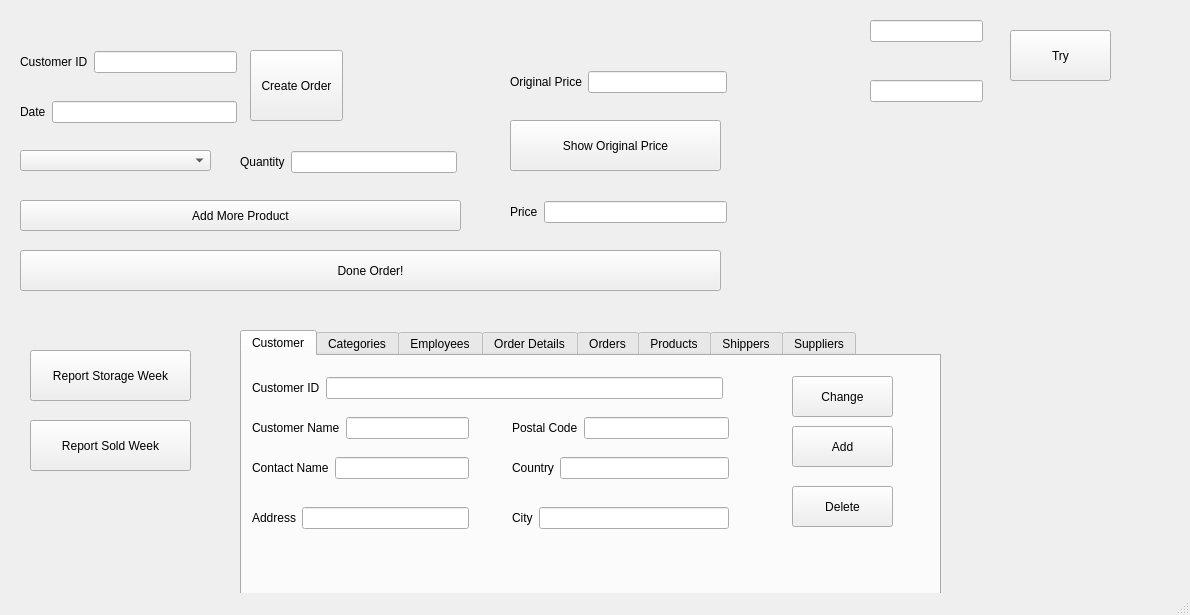
Qt form FinalProject/mainwindow.ui (Tuan-97/Nhom_4) before a commit.
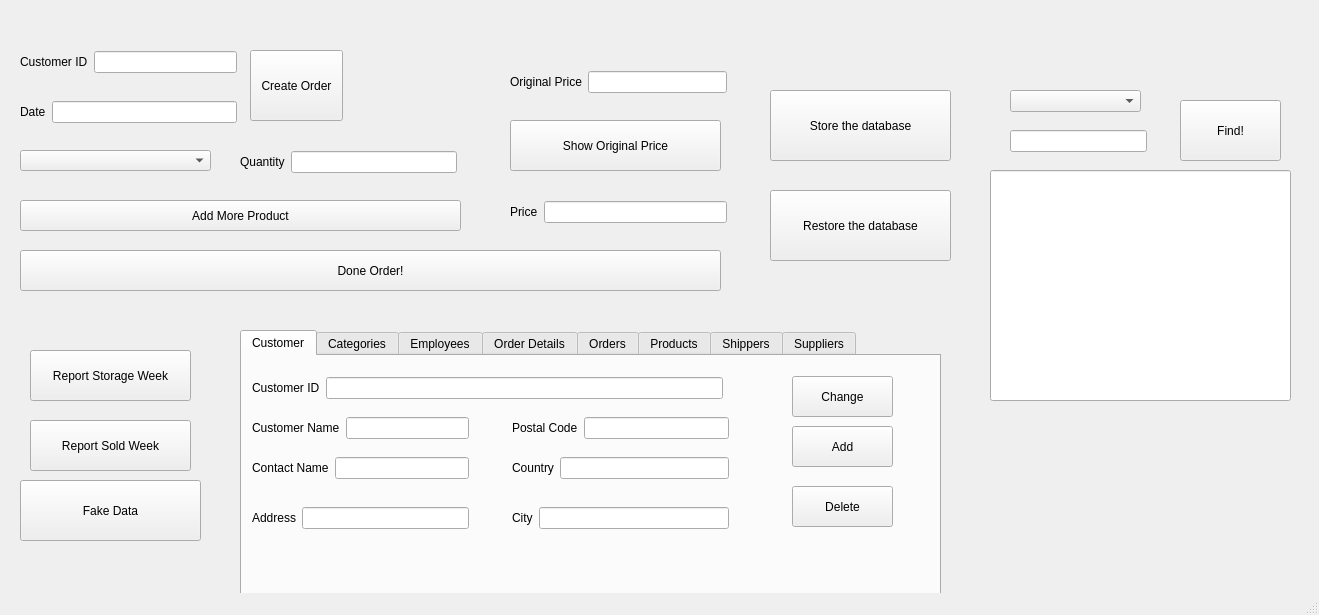
The same form after that commit. The open tabs and pages were chosen to show the change.

```diff
--- a/FinalProject/mainwindow.ui
+++ b/FinalProject/mainwindow.ui
@@ -6,7 +6,7 @@
    <rect>
     <x>0</x>
     <y>0</y>
-    <width>1190</width>
+    <width>1319</width>
     <height>615</height>
    </rect>
   </property>
@@ -164,37 +164,17 @@
      <string>Add More Product</string>
     </property>
    </widget>
-   <widget class="QLineEdit" name="Try_In">
+   <widget class="QPushButton" name="Store">
     <property name="geometry">
      <rect>
-      <x>870</x>
-      <y>20</y>
-      <width>113</width>
-      <height>22</height>
-     </rect>
-    </property>
-   </widget>
-   <widget class="QLineEdit" name="Try_Out">
-    <property name="geometry">
-     <rect>
-      <x>870</x>
-      <y>80</y>
-      <width>113</width>
-      <height>22</height>
-     </rect>
-    </property>
-   </widget>
-   <widget class="QPushButton" name="Try">
-    <property name="geometry">
-     <rect>
-      <x>1010</x>
-      <y>30</y>
-      <width>101</width>
-      <height>51</height>
+      <x>770</x>
+      <y>90</y>
+      <width>181</width>
+      <height>71</height>
      </rect>
     </property>
     <property name="text">
-     <string>Try</string>
+     <string>Store the database</string>
     </property>
    </widget>
    <widget class="QWidget" name="layoutWidget">
@@ -1556,6 +1536,110 @@
      <string>Report Sold Week</string>
     </property>
    </widget>
+   <widget class="QPushButton" name="Restore">
+    <property name="geometry">
+     <rect>
+      <x>770</x>
+      <y>190</y>
+      <width>181</width>
+      <height>71</height>
+     </rect>
+    </property>
+    <property name="text">
+     <string>Restore the database</string>
+    </property>
+   </widget>
+   <widget class="QLineEdit" name="lineEdit">
+    <property name="geometry">
+     <rect>
+      <x>990</x>
+      <y>170</y>
+      <width>301</width>
+      <height>231</height>
+     </rect>
+    </property>
+   </widget>
+   <widget class="QPushButton" name="Store_2">
+    <property name="geometry">
+     <rect>
+      <x>1180</x>
+      <y>100</y>
+      <width>101</width>
+      <height>61</height>
+     </rect>
+    </property>
+    <property name="text">
+     <string>Find!</string>
+    </property>
+   </widget>
+   <widget class="QLineEdit" name="lineEdit_3">
+    <property name="geometry">
+     <rect>
+      <x>1010</x>
+      <y>130</y>
+      <width>137</width>
+      <height>22</height>
+     </rect>
+    </property>
+   </widget>
+   <widget class="QComboBox" name="comboBox">
+    <property name="geometry">
+     <rect>
+      <x>1010</x>
+      <y>90</y>
+      <width>131</width>
+      <height>22</height>
+     </rect>
+    </property>
+    <item>
+     <property name="text">
+      <string/>
+     </property>
+    </item>
+    <item>
+     <property name="text">
+      <string>Unit</string>
+     </property>
+    </item>
+    <item>
+     <property name="text">
+      <string>ProductID</string>
+     </property>
+    </item>
+    <item>
+     <property name="text">
+      <string>ProductName</string>
+     </property>
+    </item>
+    <item>
+     <property name="text">
+      <string>SupplierID</string>
+     </property>
+    </item>
+    <item>
+     <property name="text">
+      <string>CategoryID</string>
+     </property>
+    </item>
+    <item>
+     <property name="text">
+      <string>Price</string>
+     </property>
+    </item>
+   </widget>
+   <widget class="QPushButton" name="FakeData">
+    <property name="geometry">
+     <rect>
+      <x>20</x>
+      <y>480</y>
+      <width>181</width>
+      <height>61</height>
+     </rect>
+    </property>
+    <property name="text">
+     <string>Fake Data</string>
+    </property>
+   </widget>
   </widget>
   <widget class="QMenuBar" name="menubar">
    <property name="geometry">
```
Left out of the diff: 8 changed lines with no effect on the pictures.
